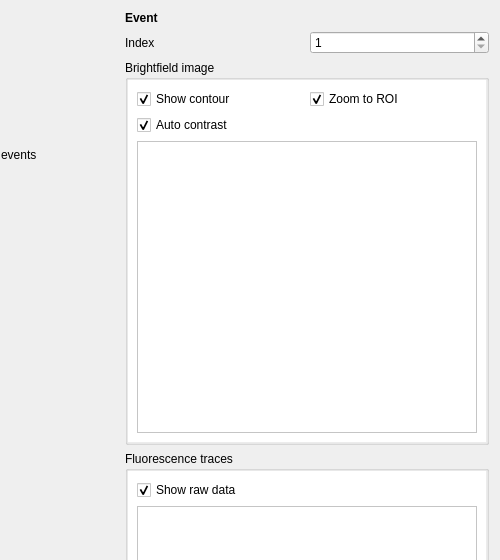
Old version of the form shapeout2/gui/quick_view.ui in the repository ZELLMECHANIK-DRESDEN/ShapeOut2; both pictures show x 695 to 1195 and y 0 to 560 of the 1195 by 847 pixel window.
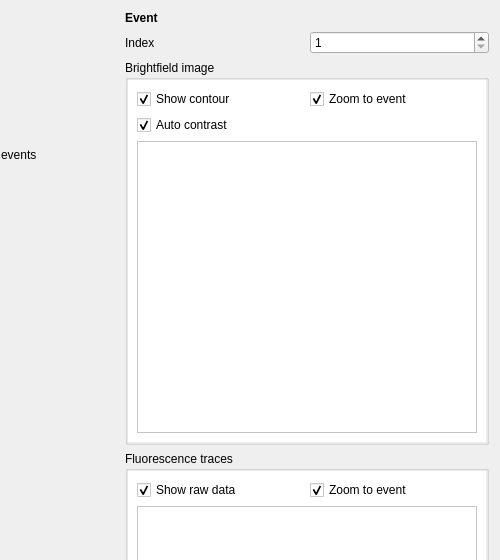
New version of the form. Icons and pictures are not drawn. Custom widgets are drawn as their Qt base class.

Commit message: ref: quick view checkbox names

```diff
--- a/shapeout2/gui/quick_view.ui
+++ b/shapeout2/gui/quick_view.ui
@@ -408,7 +408,7 @@
               <item row="0" column="1">
                <widget class="QCheckBox" name="checkBox_zoom_roi">
                 <property name="text">
-                 <string>Zoom to ROI</string>
+                 <string>Zoom to event</string>
                 </property>
                 <property name="checked">
                  <bool>true</bool>
@@ -492,7 +492,12 @@
              <number>9</number>
             </property>
             <item>
-             <widget class="QCheckBox" name="checkBox_raw_trace">
+             <layout class="QGridLayout" name="gridLayout_4">
+              <property name="topMargin">
+               <number>0</number>
+              </property>
+              <item row="0" column="0">
+               <widget class="QCheckBox" name="checkBox_trace_raw">
               <property name="text">
                <string>Show raw data</string>
               </property>
@@ -500,6 +505,18 @@
                <bool>true</bool>
               </property>
              </widget>
+              </item>
+              <item row="0" column="1">
+               <widget class="QCheckBox" name="checkBox_trace_zoom">
+                <property name="text">
+                 <string>Zoom to event</string>
+                </property>
+                <property name="checked">
+                 <bool>true</bool>
+                </property>
+               </widget>
+              </item>
+             </layout>
             </item>
             <item>
              <widget class="PlotWidget" name="graphicsView_trace">
```
Left out of the diff: 6 changed lines with no effect on the pictures. Lines whose indentation alone changed are shown as unchanged. The commit also changes 1 other file.
